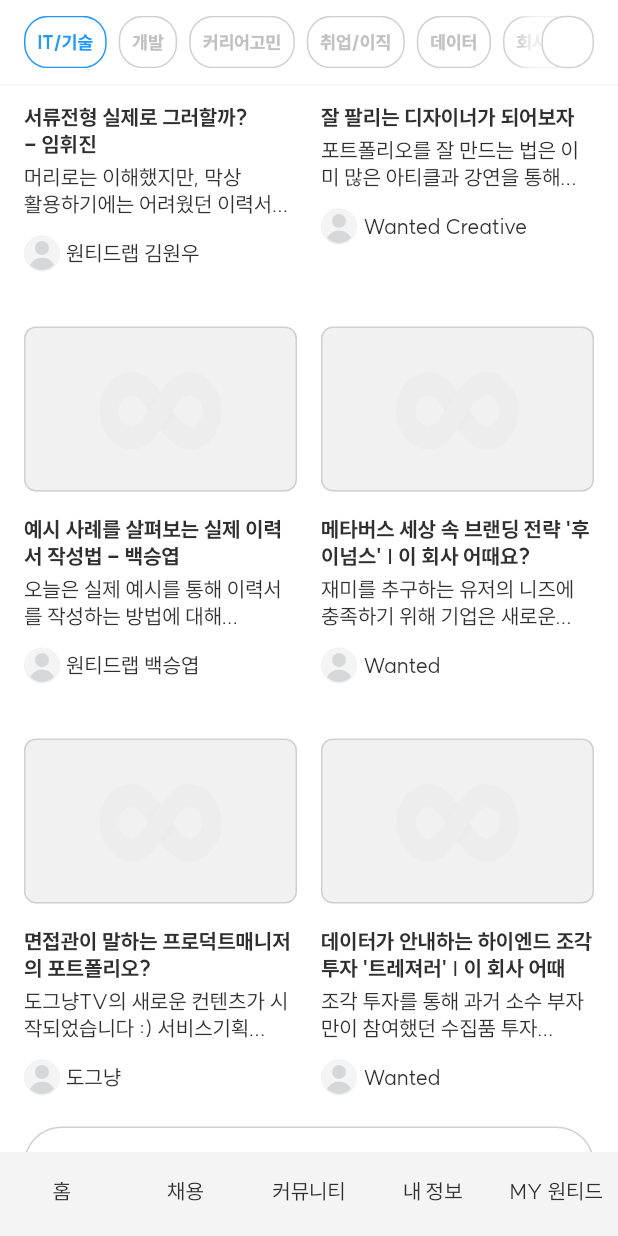
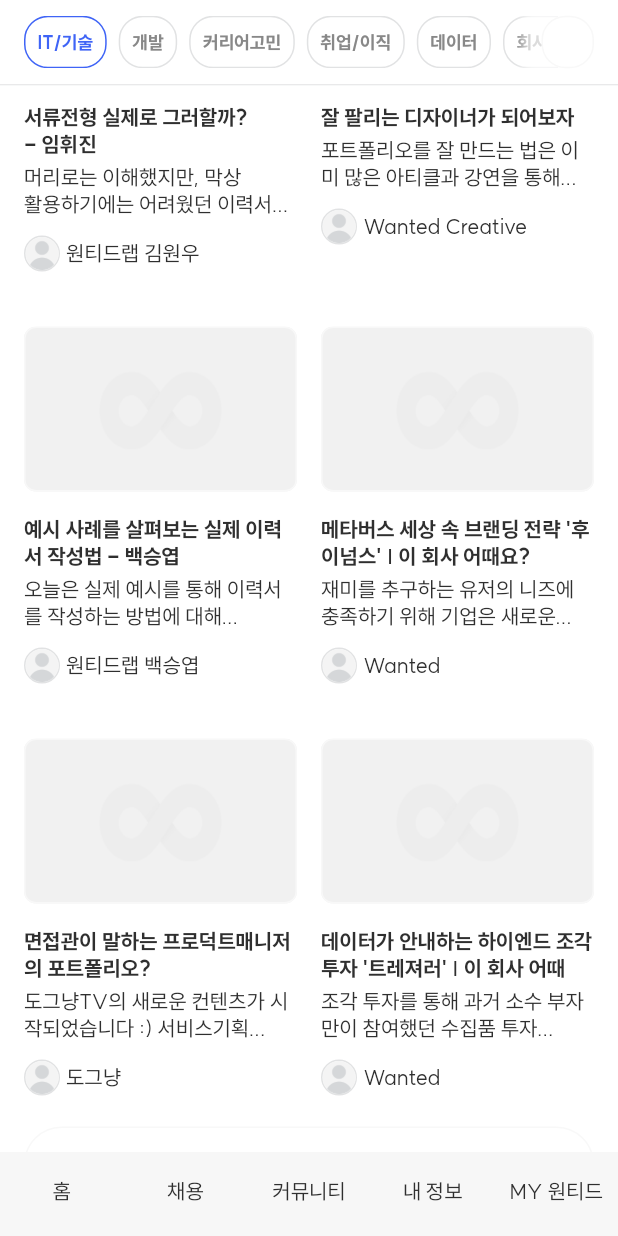
Before and after one commit to wonwookim/WantedCloneCoding, a Flutter app: the screen it shows after launch, scrolled down 573 dp, on a phone screen of 412 x 824 dp. Run offline on Flutter 3.47's test engine with Material 2 defaults, Android fonts, the phone set to English and light mode, and no system bars; our stand-ins replace cached_network_image, flutter_svg, get, palette_generator; network calls fail; statements that could not run were skipped.

Commit message:
<FIX> color.dart *add color

```diff
--- a/wanted_clone_coding/lib/screen/bottom_navigation_screen.dart
+++ b/wanted_clone_coding/lib/screen/bottom_navigation_screen.dart
@@ -33,7 +33,7 @@ class BottomNavigationScreen extends StatelessWidget {
         () => Container(
           height: 56,
           child: BottomNavigationBar(
-            backgroundColor: AppColors.popupGray,
+            backgroundColor: AppColors.naviColor,
             elevation: 0,
               showSelectedLabels: false,
               showUnselectedLabels: false,
--- a/wanted_clone_coding/lib/utils/color.dart
+++ b/wanted_clone_coding/lib/utils/color.dart
@@ -1,16 +1,24 @@
 import 'package:flutter/material.dart';
 
 class AppColors {
-  static const Color mainblue = Color(0xFF2199FC);
+  static const Color mainblue = Color(0xFF3F64F6);
   static const Color mainblack = Color(0xFF2F2F2F);
   static const Color mainWhite = Color(0xFFFFFFFF);
   static const Color maingray = Color(0xFFC1C1C1);
-  static const Color dividegray = Color(0xFFD0D0D0);
-  static Color popupGray = const Color(0xFFEAEAEA).withOpacity(0.5);
-  static const Color cardGray = Color(0xFFF1F1F1);
-  static const Color iconcolor = Color(0xFF505050);
+  static const Color naviColor = Color(0xFFF7F7F7); //네비게이션 색
+  static const Color dividegray = Color(0xFFF8F8F8); // divide색
+  static const Color cardGray = Color(0xFFE1E2E3); //태그 색
+  static const Color textGray = Color(0xFF888888); //비활성화 텍스트 색
   static const Color rankred = Color(0xFFF16A6A);
   static Color lightcardgray = cardGray.withOpacity(0.7);
   static const Color rankblue = Color(0xFF005FAE);
   static const Color frameColor = Color(0xFFB6C7D6);
+
+//---------------type color--------------------------------
+  static const Color campainColor = Color(0xFFEC6A87);
+  static const Color articleColor = Color(0xFFEF8632);
+  static const Color vodColor = Color(0xFF56BED2);
+  static const Color eventColor = Color(0xFF4CA98F);
+  static const Color promotionColor = Color(0xFF56BED2);
+  static const Color eduColor = Color(0xFF4BA7F8);
 }
--- a/wanted_clone_coding/lib/widget/dialog_widget.dart
+++ b/wanted_clone_coding/lib/widget/dialog_widget.dart
@@ -72,6 +72,6 @@ void showOneButtonDialog({
       ),
     ),
     barrierDismissible: false,
-    barrierColor: AppColors.popupGray,
+    barrierColor: Colors.transparent.withOpacity(0.5),
   );
 }
--- a/wanted_clone_coding/lib/widget/info_image_widget.dart
+++ b/wanted_clone_coding/lib/widget/info_image_widget.dart
@@ -1,5 +1,6 @@
 import 'package:cached_network_image/cached_network_image.dart';
 import 'package:flutter/material.dart';
+import 'package:flutter_svg/flutter_svg.dart';
 import 'package:get/get.dart';
 import 'package:get/get_state_manager/src/simple/get_widget_cache.dart';
 import 'package:wanted_clone_coding/utils/color.dart';
@@ -9,14 +10,24 @@ class InfoImageWidget extends StatelessWidget {
       {Key? key,
       required this.height,
       required this.width,
-      required this.imgUrl})
+      required this.imgUrl,
+      this.isborder = true,
+      this.child,
+      this.istemp = false})
       : super(key: key);
   double height;
   double width;
   String imgUrl;
+  Widget? child;
+  bool isborder;
+  bool istemp;
   @override
   Widget build(BuildContext context) {
-    return imgUrl == ""
+    return
+    istemp ? imageWidget(Image.asset(
+            imgUrl,
+          ).image) :
+    imgUrl == ""
         ? imageWidget(Image.asset(
             'assets/icons/default_image.png',
           ).image)
@@ -34,8 +45,9 @@ class InfoImageWidget extends StatelessWidget {
         width: width,
         clipBehavior: Clip.hardEdge,
         decoration: BoxDecoration(
-            border: Border.all(color: AppColors.dividegray),
+            border: isborder ? Border.all(color: AppColors.dividegray) : null,
             borderRadius: BorderRadius.circular(8),
-            image: DecorationImage(image: image, fit: BoxFit.fill)));
+            image: DecorationImage(image: image, fit: BoxFit.fill)),
+        child: child,);
   }
 }
--- a/wanted_clone_coding/lib/widget/tag_widget.dart
+++ b/wanted_clone_coding/lib/widget/tag_widget.dart
@@ -21,7 +21,7 @@ class TagWidget extends StatelessWidget {
           height: height,
           decoration: BoxDecoration(
               borderRadius: BorderRadius.circular(16),
-              border: Border.all(color: tag.isTap.value == 0 ?AppColors.dividegray : AppColors.mainblue)),
+              border: Border.all(color: tag.isTap.value == 0 ?AppColors.cardGray : AppColors.mainblue)),
           child: Padding(
             padding: const EdgeInsets.symmetric(horizontal: 8),
             child: Row(
@@ -30,7 +30,7 @@ class TagWidget extends StatelessWidget {
               children: [Text(
                 tag.tag,
                 style: MyTextTheme.size_12_bold(context)
-                    .copyWith(color: tag.isTap.value == 0 ?AppColors.maingray : AppColors.mainblue),
+                    .copyWith(color: tag.isTap.value == 0 ?AppColors.textGray : AppColors.mainblue),
               )]
             ),
           ),
```
